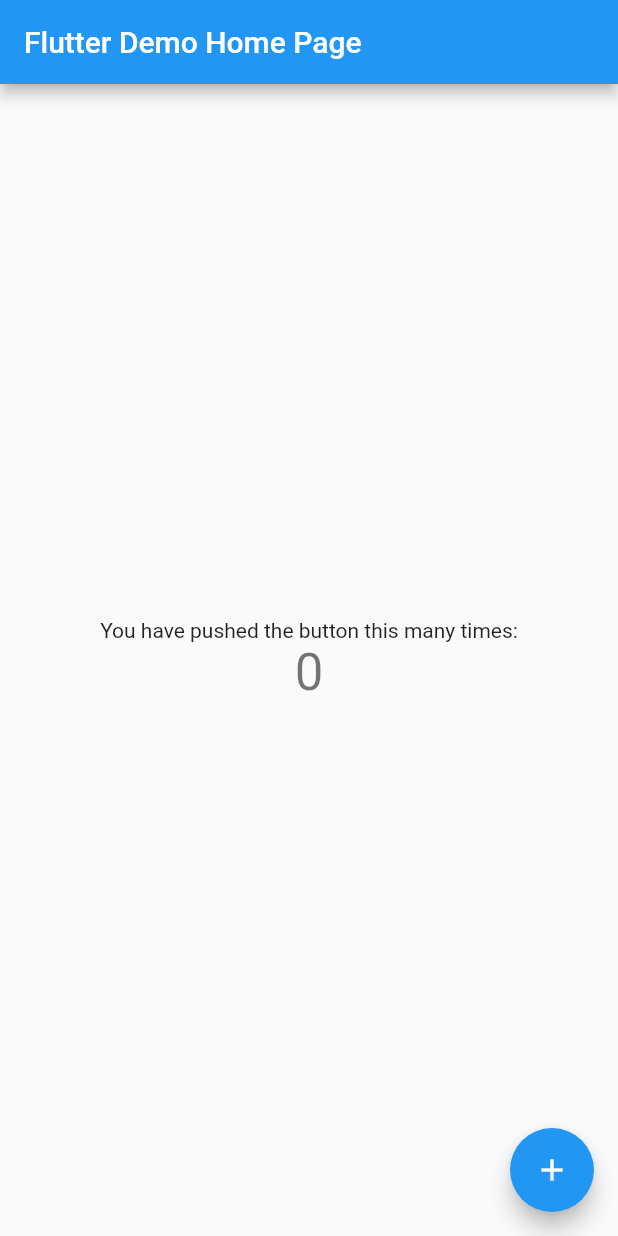
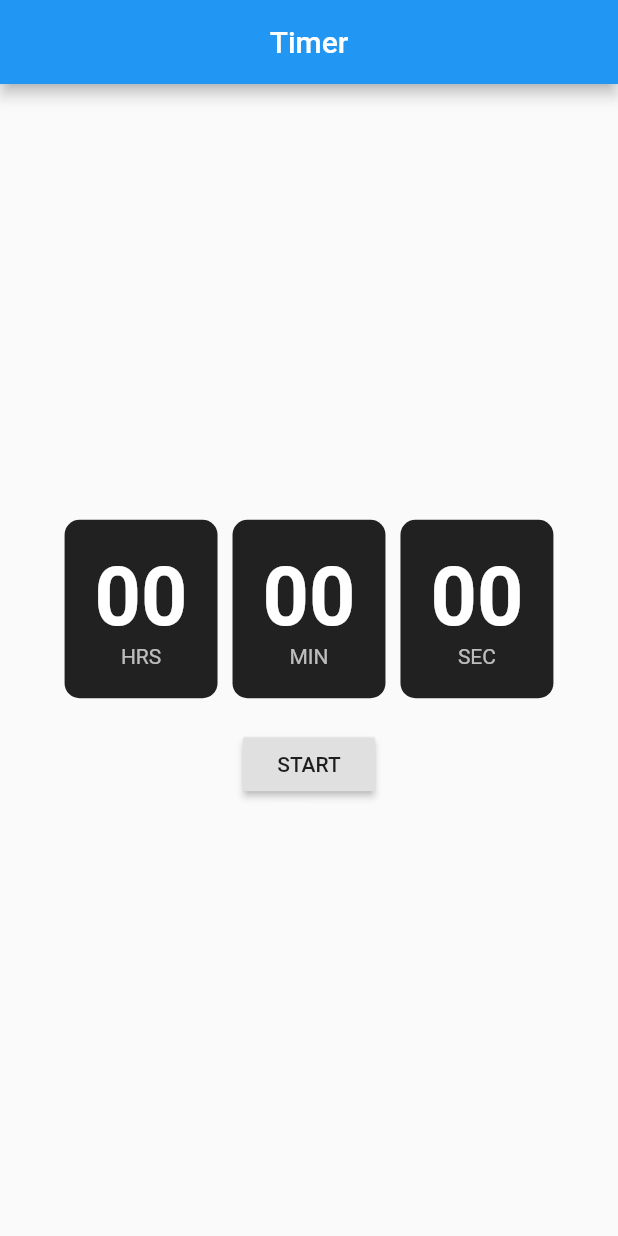
Before and after one commit to prof22/flutter-Timer, a Flutter app: the screen it shows after launch, on a phone screen of 412 x 824 dp. Run offline on Flutter 3.47's test engine with Material 2 defaults, Android fonts, the phone set to English and light mode, and no system bars.

Commit message:
third commit

```diff
--- a/lib/main.dart
+++ b/lib/main.dart
@@ -1,111 +1,119 @@
 import 'package:flutter/material.dart';
+import 'dart:async';
 
-void main() => runApp(MyApp());
+void main() => runApp(GDG100MetersTimerApp());
 
-class MyApp extends StatelessWidget {
-  // This widget is the root of your application.
+class GDG100MetersTimerApp extends StatefulWidget {
+  @override
+  State<StatefulWidget> createState() {
+    return new GDG100MetersTimerAppState();
+  }
+}
+
+class GDG100MetersTimerAppState extends State<GDG100MetersTimerApp> {
+
+  // declare and initialize varibles
+  static const duration = const Duration(seconds: 1);
+
+  int secondsPassed = 0;
+  bool isActive = false;
+
+  Timer timer;
+
+  void handleTick() {
+    if (isActive) {
+      setState(() {
+        secondsPassed = secondsPassed + 1;
+      });
+    }
+  }
+
   @override
   Widget build(BuildContext context) {
-    return MaterialApp(
-      title: 'Flutter Demo',
-      theme: ThemeData(
-        // This is the theme of your application.
-        //
-        // Try running your application with "flutter run". You'll see the
-        // application has a blue toolbar. Then, without quitting the app, try
-        // changing the primarySwatch below to Colors.green and then invoke
-        // "hot reload" (press "r" in the console where you ran "flutter run",
-        // or simply save your changes to "hot reload" in a Flutter IDE).
-        // Notice that the counter didn't reset back to zero; the application
-        // is not restarted.
-        primarySwatch: Colors.blue,
+    if (timer == null)
+      timer = Timer.periodic(duration, (Timer t) {
+        handleTick();
+      });
+
+    int seconds = secondsPassed % 60;
+    int minutes = secondsPassed ~/ 60;
+    int hours = secondsPassed ~/ (60 * 60);
+
+    return new MaterialApp(
+      title: 'Welcome to GDG 100 Meters',
+      home: Scaffold(
+        appBar: AppBar(
+          title: new Text('Timer'),
+          centerTitle: true,
+        ),
+        body: Center(
+          child: Column(
+            mainAxisSize: MainAxisSize.min,
+            children: <Widget>[
+              Row(
+                mainAxisAlignment: MainAxisAlignment.center,
+                children: <Widget>[
+                  CustomTextContainer(
+                      label: 'HRS', value: hours.toString().padLeft(2, '0')),
+                  CustomTextContainer(
+                      label: 'MIN', value: minutes.toString().padLeft(2, '0')),
+                  CustomTextContainer(
+                      label: 'SEC', value: seconds.toString().padLeft(2, '0')),
+                ],
+              ),
+              Container(
+                margin: EdgeInsets.only(top: 20),
+                child: RaisedButton(
+                  child: Text(isActive ? 'STOP' : 'START'),
+                  onPressed: () {
+                    setState(() {
+                      isActive = !isActive;
+                    });
+                  },
+                ),
+              ),
+            ],
+          ),
+        ),
       ),
-      home: MyHomePage(title: 'Flutter Demo Home Page'),
     );
   }
 }
 
-class MyHomePage extends StatefulWidget {
-  MyHomePage({Key key, this.title}) : super(key: key);
+class CustomTextContainer extends StatelessWidget {
+  CustomTextContainer({this.label, this.value});
 
-  // This widget is the home page of your application. It is stateful, meaning
-  // that it has a State object (defined below) that contains fields that affect
-  // how it looks.
-
-  // This class is the configuration for the state. It holds the values (in this
-  // case the title) provided by the parent (in this case the App widget) and
-  // used by the build method of the State. Fields in a Widget subclass are
-  // always marked "final".
-
-  final String title;
-
-  @override
-  _MyHomePageState createState() => _MyHomePageState();
-}
-
-class _MyHomePageState extends State<MyHomePage> {
-  int _counter = 0;
-
-  void _incrementCounter() {
-    setState(() {
-      // This call to setState tells the Flutter framework that something has
-      // changed in this State, which causes it to rerun the build method below
-      // so that the display can reflect the updated values. If we changed
-      // _counter without calling setState(), then the build method would not be
-      // called again, and so nothing would appear to happen.
-      _counter++;
-    });
-  }
+  final String label;
+  final String value;
 
   @override
   Widget build(BuildContext context) {
-    // This method is rerun every time setState is called, for instance as done
-    // by the _incrementCounter method above.
-    //
-    // The Flutter framework has been optimized to make rerunning build methods
-    // fast, so that you can just rebuild anything that needs updating rather
-    // than having to individually change instances of widgets.
-    return Scaffold(
-      appBar: AppBar(
-        // Here we take the value from the MyHomePage object that was created by
-        // the App.build method, and use it to set our appbar title.
-        title: Text(widget.title),
+    return Container(
+      margin: EdgeInsets.symmetric(horizontal: 5),
+      padding: EdgeInsets.all(20),
+      decoration: new BoxDecoration(
+        borderRadius: new BorderRadius.circular(10),
+        color: Colors.black87,
       ),
-      body: Center(
-        // Center is a layout widget. It takes a single child and positions it
-        // in the middle of the parent.
-        child: Column(
-          // Column is also a layout widget. It takes a list of children and
-          // arranges them vertically. By default, it sizes itself to fit its
-          // children horizontally, and tries to be as tall as its parent.
-          //
-          // Invoke "debug painting" (press "p" in the console, choose the
-          // "Toggle Debug Paint" action from the Flutter Inspector in Android
-          // Studio, or the "Toggle Debug Paint" command in Visual Studio Code)
-          // to see the wireframe for each widget.
-          //
-          // Column has various properties to control how it sizes itself and
-          // how it positions its children. Here we use mainAxisAlignment to
-          // center the children vertically; the main axis here is the vertical
-          // axis because Columns are vertical (the cross axis would be
-          // horizontal).
-          mainAxisAlignment: MainAxisAlignment.center,
-          children: <Widget>[
-            Text(
-              'You have pushed the button this many times:',
+      child: Column(
+        mainAxisSize: MainAxisSize.min,
+        children: <Widget>[
+          Text(
+            '$value',
+            style: TextStyle(
+              color: Colors.white,
+              fontSize: 54,
+              fontWeight: FontWeight.bold,
             ),
-            Text(
-              '$_counter',
-              style: Theme.of(context).textTheme.display1,
+          ),
+          Text(
+            '$label',
+            style: TextStyle(
+              color: Colors.white70,
             ),
-          ],
-        ),
+          )
+        ],
       ),
-      floatingActionButton: FloatingActionButton(
-        onPressed: _incrementCounter,
-        tooltip: 'Increment',
-        child: Icon(Icons.add),
-      ), // This trailing comma makes auto-formatting nicer for build methods.
     );
   }
 }
```
